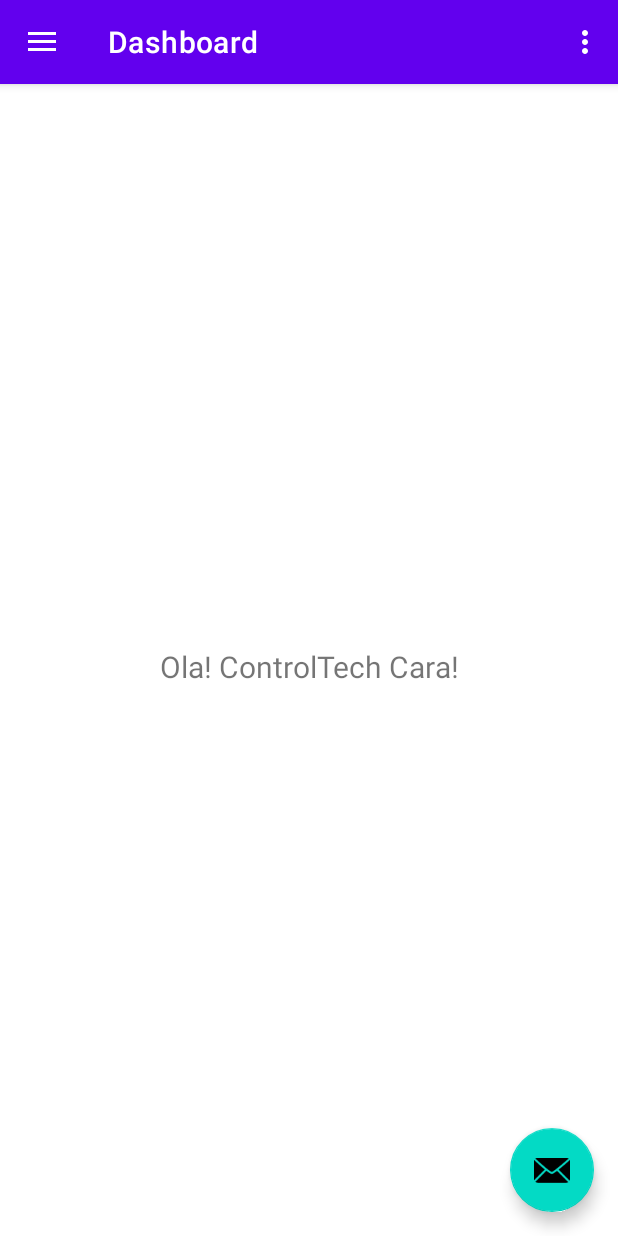
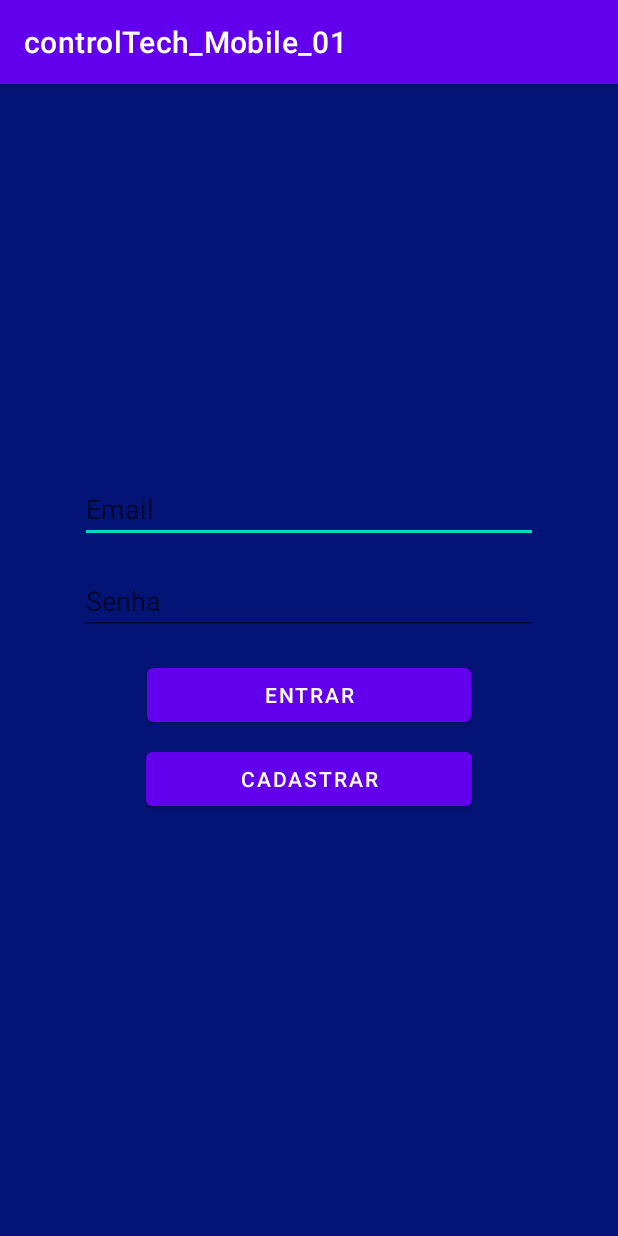
Before and after one commit to FelipeCherry3/controltech_mobilev1, an Android app: the screen it shows after launch (MainActivity before the commit, LoginActivity after it), on a phone screen of 412 x 824 dp. Run offline under Robolectric (Android 15) with nearby library versions, the phone set to English and light mode, and no system bars.

Commit message:
Cadastro e Login

```diff
--- a/app/build.gradle.kts
+++ b/app/build.gradle.kts
@@ -43,6 +43,7 @@ dependencies {
     implementation(libs.lifecycle.viewmodel.ktx)
     implementation(libs.navigation.fragment)
     implementation(libs.navigation.ui)
+    implementation(libs.activity)
     testImplementation(libs.junit)
     androidTestImplementation(libs.ext.junit)
     androidTestImplementation(libs.espresso.core)
--- /dev/null
+++ b/app/src/main/java/com/facens/controltech_mobile_01/ui/LoginActivity.java
@@ -0,0 +1,21 @@
+package com.facens.controltech_mobile_01.ui;
+
+import android.os.Bundle;
+
+import androidx.activity.EdgeToEdge;
+import androidx.appcompat.app.AppCompatActivity;
+import androidx.core.graphics.Insets;
+import androidx.core.view.ViewCompat;
+import androidx.core.view.WindowInsetsCompat;
+
+import com.facens.controltech_mobile_01.R;
+
+public class LoginActivity extends AppCompatActivity {
+
+    @Override
+    protected void onCreate(Bundle savedInstanceState) {
+        super.onCreate(savedInstanceState);
+        EdgeToEdge.enable(this);
+        setContentView(R.layout.activity_login);
+    }
+}
--- /dev/null
+++ b/app/src/main/res/layout/activity_login.xml
@@ -0,0 +1,53 @@
+<?xml version="1.0" encoding="utf-8"?>
+<LinearLayout xmlns:android="http://schemas.android.com/apk/res/android"
+    xmlns:app="http://schemas.android.com/apk/res-auto"
+    xmlns:tools="http://schemas.android.com/tools"
+    android:layout_width="match_parent"
+    android:layout_height="match_parent"
+    android:background="#041476"
+    android:gravity="center"
+    android:orientation="vertical"
+    android:padding="16dp">
+
+    <!-- Campo de Email -->
+    <ImageView
+        android:id="@+id/imageView2"
+        android:layout_width="match_parent"
+        android:layout_height="wrap_content"
+        android:paddingBottom="36dp"
+        tools:srcCompat="@tools:sample/avatars" />
+
+    <EditText
+        android:id="@+id/editTextEmail"
+        android:layout_width="305dp"
+        android:layout_height="wrap_content"
+        android:drawableTint="#FFFFFF"
+        android:hint="Email"
+        android:inputType="textEmailAddress" />
+
+    <!-- Campo de Senha -->
+    <EditText
+        android:id="@+id/editTextSenha"
+        android:layout_width="305dp"
+        android:layout_height="wrap_content"
+        android:layout_marginTop="16dp"
+        android:hint="Senha"
+        android:inputType="textPassword" />
+
+    <!-- Botão de Entrar -->
+    <Button
+        android:id="@+id/buttonEntrar"
+        android:layout_width="216dp"
+        android:layout_height="wrap_content"
+        android:layout_marginTop="16dp"
+        android:text="Entrar" />
+
+    <!-- Botão de Cadastrar -->
+    <Button
+        android:id="@+id/buttonCadastrar"
+        android:layout_width="217dp"
+        android:layout_height="wrap_content"
+        android:layout_marginTop="8dp"
+        android:text="Cadastrar" />
+
+</LinearLayout>
--- a/app/src/main/res/values/dimens.xml
+++ b/app/src/main/res/values/dimens.xml
@@ -1,8 +1,8 @@
 <resources>
     <!-- Default screen margins, per the Android Design guidelines. -->
     <dimen name="activity_horizontal_margin">16dp</dimen>
-    <dimen name="activity_vertical_margin">16dp</dimen>
-    <dimen name="nav_header_vertical_spacing">8dp</dimen>
+    <dimen name="activity_vertical_margin">20dp</dimen>
+    <dimen name="nav_header_vertical_spacing">16dp</dimen>
     <dimen name="nav_header_height">176dp</dimen>
     <dimen name="fab_margin">16dp</dimen>
 </resources>
--- a/app/src/main/res/values/themes.xml
+++ b/app/src/main/res/values/themes.xml
@@ -8,7 +8,7 @@
         <!-- Secondary brand color. -->
         <item name="colorSecondary">@color/teal_200</item>
         <item name="colorSecondaryVariant">@color/teal_700</item>
-        <item name="colorOnSecondary">@color/black</item>
+        <item name="colorOnSecondary">@color/white</item>
         <!-- Status bar color. -->
         <item name="android:statusBarColor">?attr/colorPrimaryVariant</item>
         <!-- Customize your theme here. -->
--- a/gradle/libs.versions.toml
+++ b/gradle/libs.versions.toml
@@ -10,6 +10,7 @@ lifecycleLivedataKtx = "2.6.1"
 lifecycleViewmodelKtx = "2.6.1"
 navigationFragment = "2.6.0"
 navigationUi = "2.6.0"
+activity = "1.9.2"
 
 [libraries]
 junit = { group = "junit", name = "junit", version.ref = "junit" }
@@ -22,6 +23,7 @@ lifecycle-livedata-ktx = { group = "androidx.lifecycle", name = "lifecycle-lived
 lifecycle-viewmodel-ktx = { group = "androidx.lifecycle", name = "lifecycle-viewmodel-ktx", version.ref = "lifecycleViewmodelKtx" }
 navigation-fragment = { group = "androidx.navigation", name = "navigation-fragment", version.ref = "navigationFragment" }
 navigation-ui = { group = "androidx.navigation", name = "navigation-ui", version.ref = "navigationUi" }
+activity = { group = "androidx.activity", name = "activity", version.ref = "activity" }
 
 [plugins]
 android-application = { id = "com.android.application", version.ref = "agp" }
```
Also changed, not shown: app/src/main/AndroidManifest.xml (+12 -5 lines), app/src/main/java/com/facens/controltech_mobile_01/ui/CadastroActivity.java (added, +26 -0 lines), app/src/main/res/layout/activity_cadastro.xml (added, +60 -0 lines), app/src/main/res/layout/nav_header_main.xml (+39 -14 lines).
